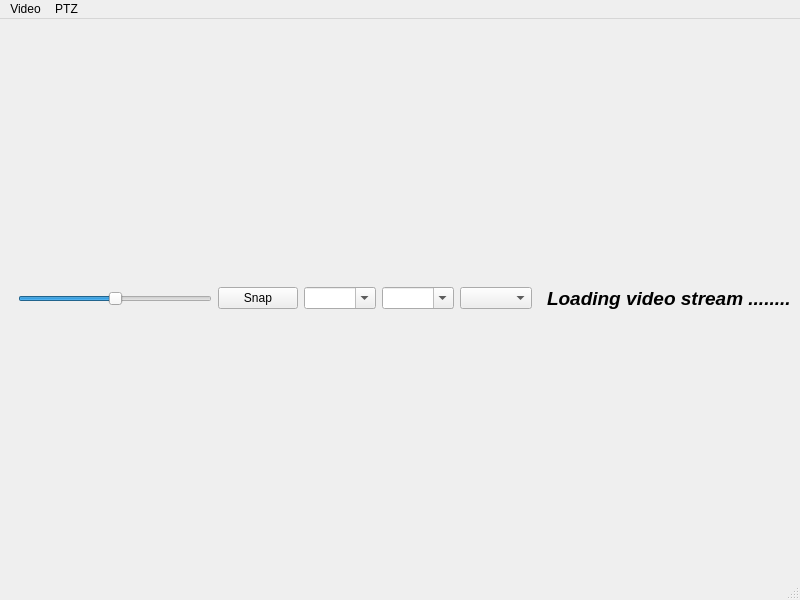
The window that rtspwindow.ui (surfzoid/QtVsPlayer) describes before a commit, drawn with Qt 5.
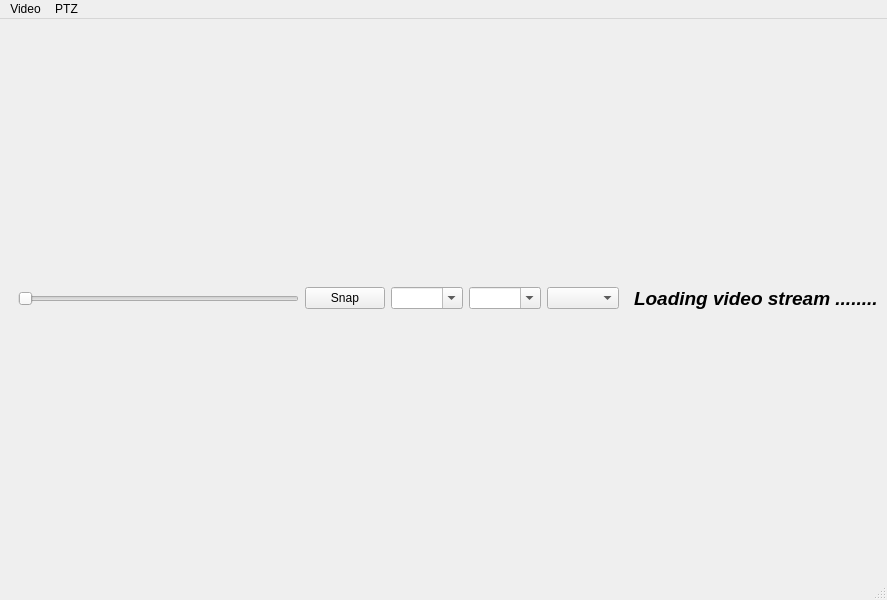
The same window after the commit. Icons and pictures are not drawn.

Commit message: PTZ>Reboot

```diff
--- a/rtspwindow.ui
+++ b/rtspwindow.ui
@@ -6,7 +6,7 @@
    <rect>
     <x>0</x>
     <y>0</y>
-    <width>800</width>
+    <width>887</width>
     <height>600</height>
    </rect>
   </property>
@@ -42,8 +42,11 @@
          <property name="pageStep">
           <number>1</number>
          </property>
+         <property name="value">
+          <number>1</number>
+         </property>
          <property name="sliderPosition">
-          <number>4</number>
+          <number>1</number>
          </property>
          <property name="orientation">
           <enum>Qt::Horizontal</enum>
@@ -126,8 +129,8 @@
     <rect>
      <x>0</x>
      <y>0</y>
-     <width>800</width>
-     <height>24</height>
+     <width>887</width>
+     <height>29</height>
     </rect>
    </property>
    <widget class="QMenu" name="menuVideo">
```
Left out of the diff: 6 changed lines with no effect on the pictures. The commit also changes 2 other files.
